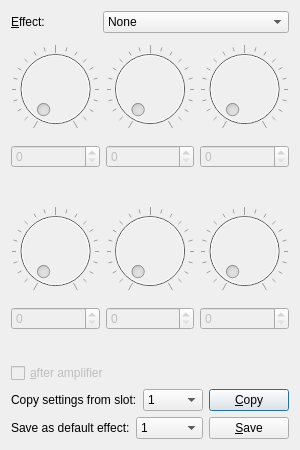
First picture: the form in src/ui/defaulteffects.ui, repository offa/plug, before the edit.
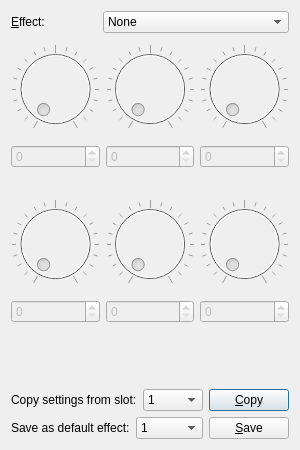
Second picture: the form after the edit.

Commit message: Replace 'int' slots with FxSlot class (#245)

The edit to the form file:
```diff
--- a/src/ui/defaulteffects.ui
+++ b/src/ui/defaulteffects.ui
@@ -507,18 +507,9 @@
     </layout>
    </item>
    <item>
-    <widget class="QCheckBox" name="checkBox">
-     <property name="enabled">
-      <bool>false</bool>
-     </property>
-     <property name="accessibleName">
-      <string>After amplifier</string>
-     </property>
-     <property name="accessibleDescription">
-      <string>Set effect to be put virtually after emulated amplifier</string>
-     </property>
+    <widget class="QLabel" name="labelPosition">
      <property name="text">
-      <string>&amp;after amplifier</string>
+      <string/>
      </property>
     </widget>
    </item>
```
The commit also changes 13 other files.
